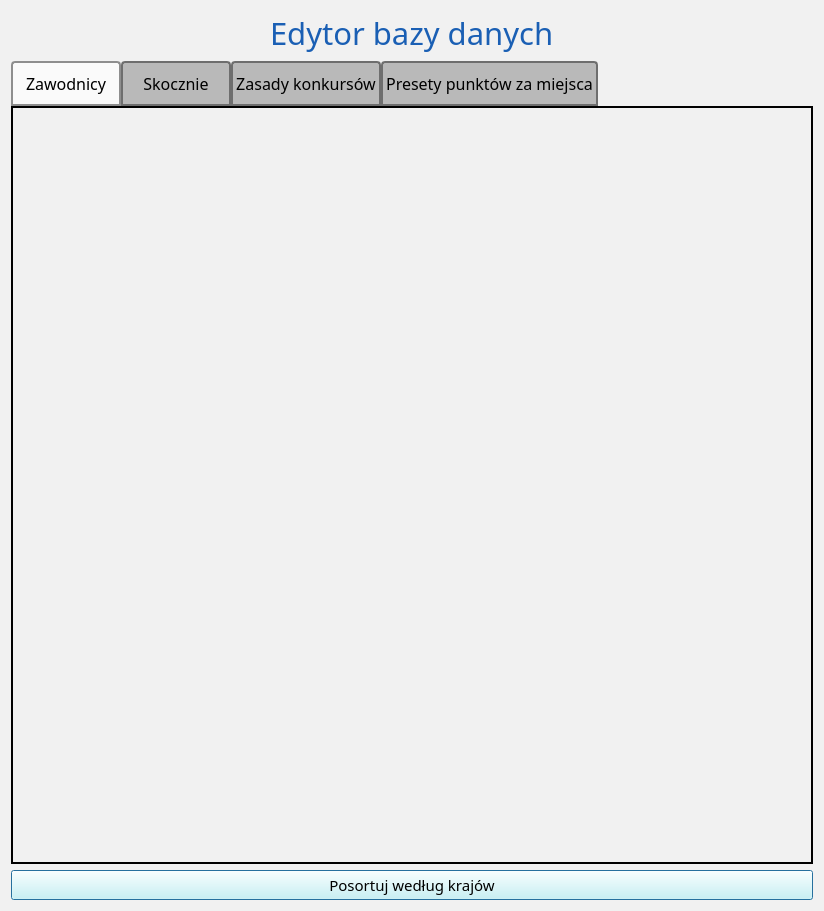
Qt form source/UI/DatabaseEditor/DatabaseEditorWindow.ui (SiekamCebule/sj-sim) before a commit.
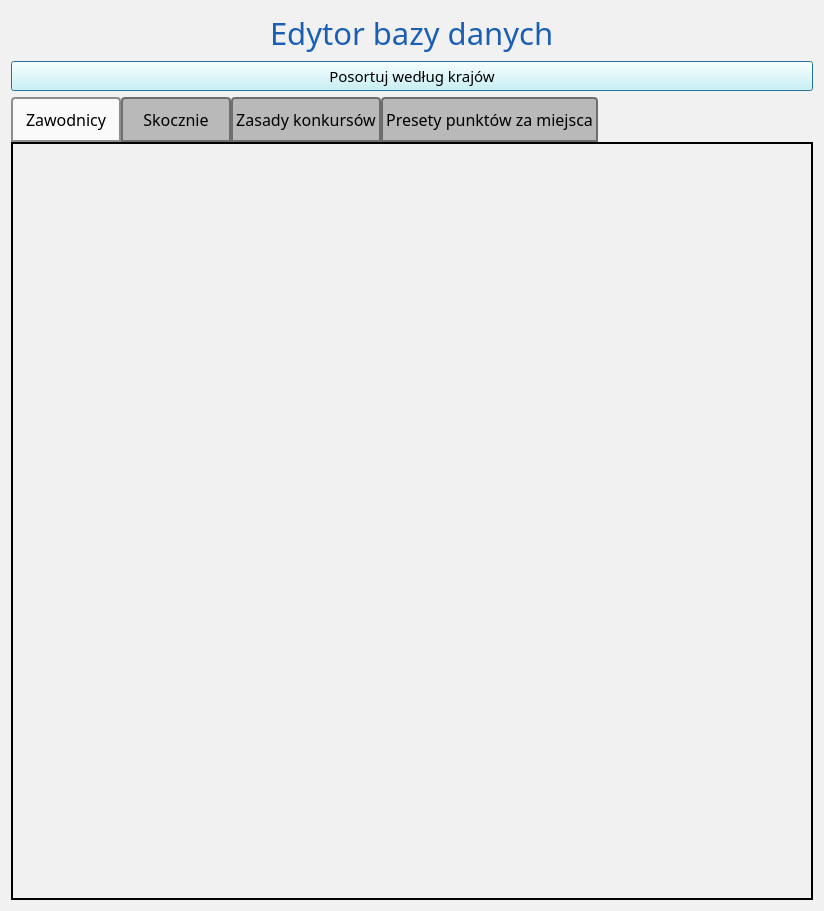
The same form after that commit.

Patch:
```diff
--- a/source/UI/DatabaseEditor/DatabaseEditorWindow.ui
+++ b/source/UI/DatabaseEditor/DatabaseEditorWindow.ui
@@ -28,7 +28,7 @@
   <property name="styleSheet">
    <string notr="true">background-color: rgb(241, 241, 241);</string>
   </property>
-  <layout class="QVBoxLayout" name="verticalLayout" stretch="0,100,0">
+  <layout class="QVBoxLayout" name="verticalLayout" stretch="0,0,100">
    <item>
     <layout class="QHBoxLayout" name="horizontalLayout_title">
      <item>
@@ -84,6 +84,23 @@
      </item>
     </layout>
    </item>
+   <item>
+    <widget class="QPushButton" name="pushButton_sortByCountries">
+     <property name="font">
+      <font>
+       <family>Quicksand Medium</family>
+       <pointsize>11</pointsize>
+      </font>
+     </property>
+     <property name="styleSheet">
+      <string notr="true">color:black;
+background-color: rgb(207, 255, 252);</string>
+     </property>
+     <property name="text">
+      <string>Posortuj według krajów</string>
+     </property>
+    </widget>
+   </item>
    <item>
     <widget class="QTabWidget" name="tabWidget_main">
      <property name="sizePolicy">
@@ -381,23 +398,6 @@
      </widget>
     </widget>
    </item>
-   <item>
-    <widget class="QPushButton" name="pushButton_sortByCountries">
-     <property name="font">
-      <font>
-       <family>Quicksand Medium</family>
-       <pointsize>11</pointsize>
-      </font>
-     </property>
-     <property name="styleSheet">
-      <string notr="true">color:black;
-background-color: rgb(207, 255, 252);</string>
-     </property>
-     <property name="text">
-      <string>Posortuj według krajów</string>
-     </property>
-    </widget>
-   </item>
   </layout>
  </widget>
  <resources/>
```
